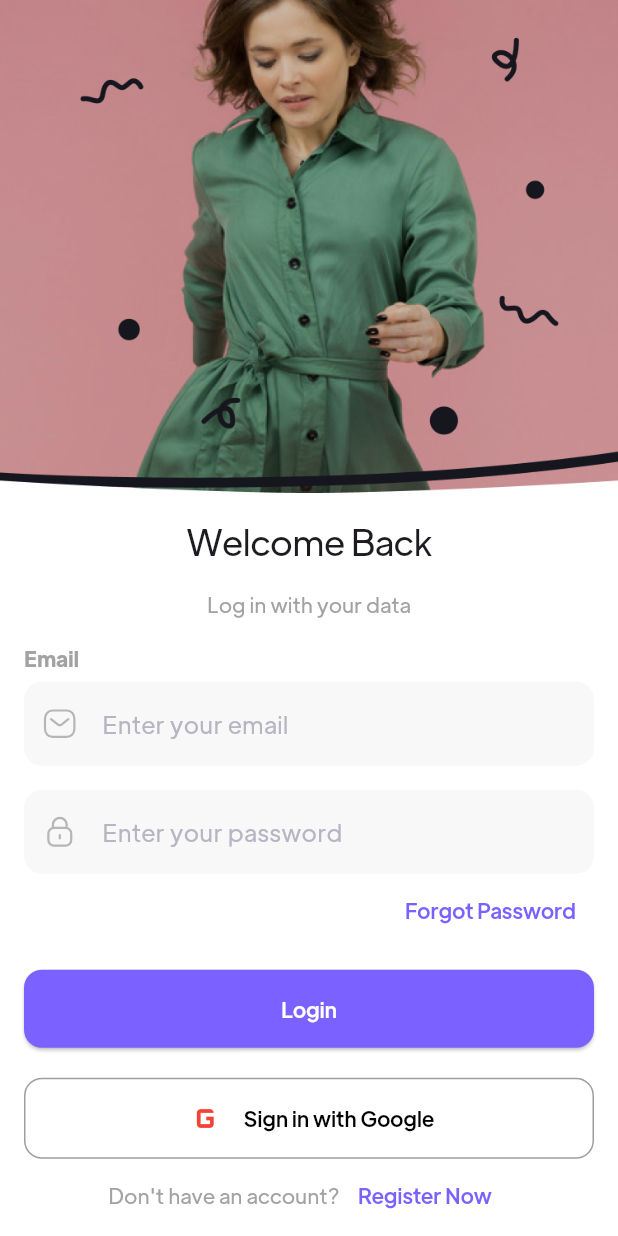
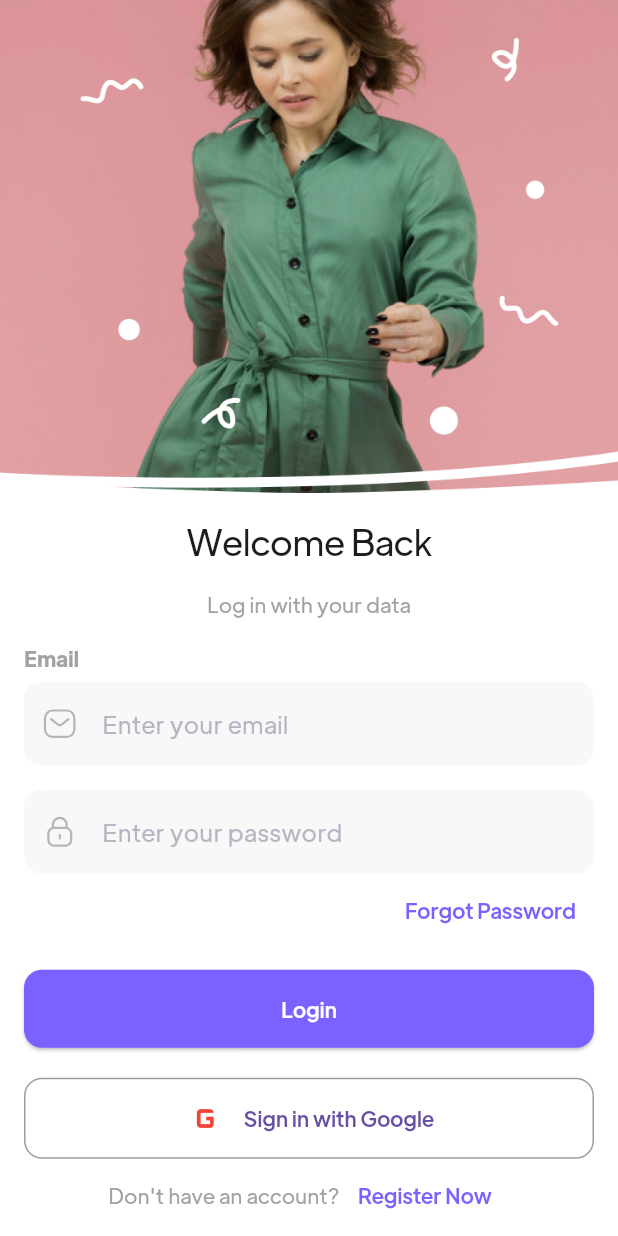
Before and after one commit to CourantLuna/ecommerce_app_flutter, a Flutter app: the screen it shows after launch, on a phone screen of 412 x 824 dp. Run offline on Flutter 3.47's test engine with Material 3 defaults, Android fonts, the phone set to English and light mode, and no system bars; our stand-ins replace cloud_firestore, firebase_auth, firebase_core, firebase_storage, flutter_dotenv, flutter_svg and 7 more; missing offline and left inert: dart:js, flutter_stripe; accounts and stored records are empty; statements that could not run were skipped.

Commit message:
se cambian las imagenes del login segun el tema, todo bien

```diff
--- a/lib/src/views/screens/auth_screens/login_screen.dart
+++ b/lib/src/views/screens/auth_screens/login_screen.dart
@@ -23,11 +23,16 @@
 
   @override
   Widget build(BuildContext context) {
+    final isDark = Theme.of(context).brightness == Brightness.dark;
+
     return Scaffold(
       body: SingleChildScrollView(
         child: Column(
           children: [
-            Image.asset('assets/images/login_dark.png', fit: BoxFit.cover),
+            Image.asset(
+              isDark ? 'assets/images/login_dark.png' : 'assets/images/login_light.png',
+              fit: BoxFit.cover,
+            ),
             Padding(
               padding: const EdgeInsets.all(defaultPadding),
               child: Column(
@@ -117,7 +122,7 @@
       // Icono de Google (texto simple si no tienes la imagen)
       const Icon(Icons.g_mobiledata, size: 30, color: Colors.red),
       const SizedBox(width: 10),
-      const Text("Sign in with Google", style: TextStyle(color: Colors.black)),
+      const Text("Sign in with Google"),
     ],
   ),
 ),
```
Also changed, not shown: lib/src/views/screens/auth_screens/register_screen.dart (+8 -0 lines).
